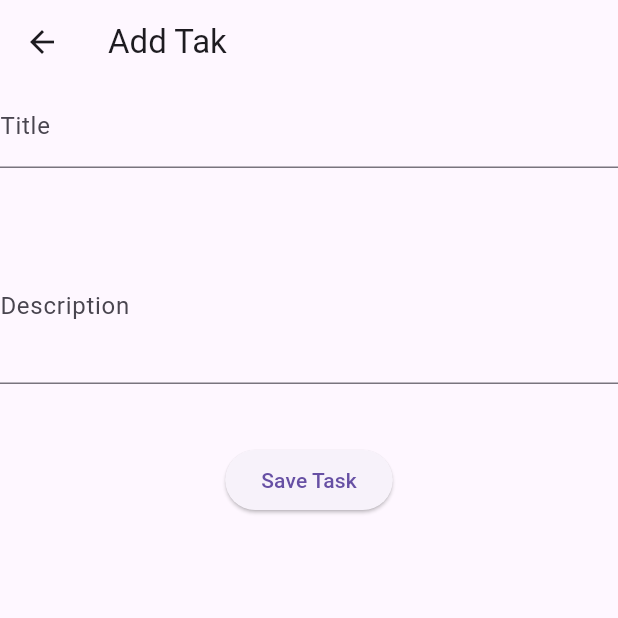
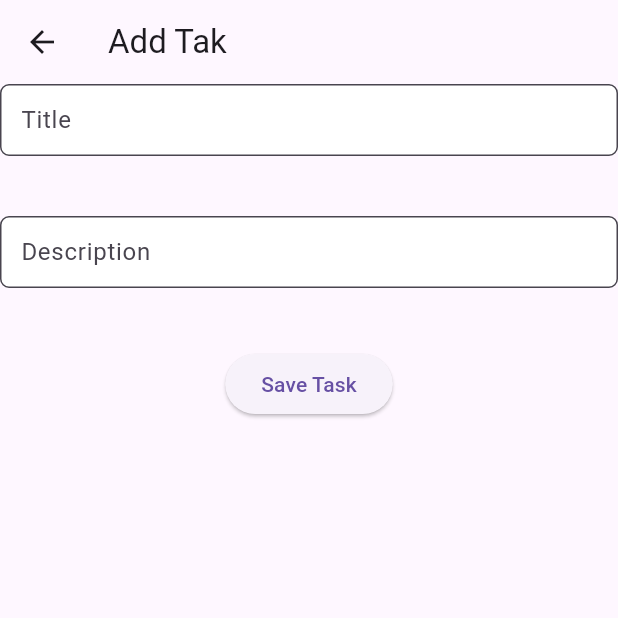
Before and after one commit to dann-s-work/event_manager, a Flutter app: the TodoList screen opened directly, after a tap on the "add" icon, on a phone screen of 412 x 824 dp, the top half of it. Run offline on Flutter 3.47's test engine with Material 3 defaults, Android fonts, the phone set to English and light mode, and no system bars; our stand-ins replace cloud_firestore, firebase_auth, firebase_core; accounts and stored records are empty.

Commit message:
add-todo

```diff
--- /dev/null
+++ b/lib/controllers/add_todo_contoller.dart
@@ -0,0 +1,25 @@
+import 'package:cloud_firestore/cloud_firestore.dart';
+import 'package:firebase_auth/firebase_auth.dart';
+import 'package:flutter/material.dart';
+
+
+
+class AddTodoController{
+  final titleController = TextEditingController();
+  final descriptionController = TextEditingController();
+  final _auth = FirebaseAuth.instance;
+  final _firestore = FirebaseFirestore.instance;
+
+
+
+  Future<void> savetodo(BuildContext context)async{
+    User? user = _auth.currentUser;
+  await _firestore.collection('users').doc(user!.uid).collection('todos').add({
+    'title':titleController.text,
+    'description':descriptionController.text,
+    'createdAt':FieldValue.serverTimestamp(),
+  });
+  Navigator.pop(context);
+}
+
+}
--- a/lib/custom_widgets/filed_widget.dart
+++ b/lib/custom_widgets/filed_widget.dart
@@ -1,9 +1,12 @@
-
 import 'package:flutter/material.dart';
 import 'package:flutter/services.dart';
 
-
-Widget appTextField({required TextEditingController controller, String hint="",required String label, required IconData icon,}){
+Widget appTextField({
+  required TextEditingController controller,
+  String hint = "",
+  required String label,
+  required IconData icon,
+}) {
   return TextField(
     controller: controller,
     keyboardType: TextInputType.name,
@@ -11,26 +14,64 @@ Widget appTextField({required TextEditingController controller, String hint="",r
       prefixIcon: Icon(icon),
       hint: Text(hint),
       labelText: label,
-
     ),
   );
 }
-Widget appPasswordField({required TextEditingController controller, String hint='', required String label,bool obscureText=false,
-String obscuringcharacter='*', required IconData icon, VoidCallback? toggleObscure,
-}){
+
+Widget customTextField({
+  required TextEditingController controller,
+  String hint = "",
+  required String label,
+  IconData? icon,
+  TextInputType keyboardType = TextInputType.text,
+  String? Function(String?)? validator,
+  int maxLines = 1,
+  int minLines = 1,
+}) {
+  return TextFormField(
+    controller: controller,
+    keyboardType: keyboardType,
+    decoration: InputDecoration(
+      border: OutlineInputBorder(
+        borderRadius: BorderRadius.circular(6),
+        borderSide: BorderSide(color: Colors.grey),
+      ),
+      filled: true,
+      fillColor: Colors.white,
+      contentPadding: EdgeInsets.symmetric(horizontal: 10, vertical: 8),
+
+      prefixIcon: icon != null ? Icon(icon) : null,
+      hint: Text(hint),
+      labelText: label,
+    ),
+    validator: validator,
+  );
+}
+
+Widget appPasswordField({
+  required TextEditingController controller,
+  String hint = '',
+  required String label,
+  bool obscureText = false,
+  String obscuringcharacter = '*',
+  required IconData icon,
+  VoidCallback? toggleObscure,
+}) {
   return TextField(
     controller: controller,
     keyboardType: TextInputType.visiblePassword,
- obscureText:obscureText,
+    obscureText: obscureText,
     obscuringCharacter: obscuringcharacter,
     decoration: InputDecoration(
       hint: Text(hint),
       labelText: label,
       prefixIcon: Icon(icon),
-  suffixIcon: toggleObscure != null ? IconButton(icon: Icon(obscureText ? Icons.visibility_off: Icons.visibility),
+      suffixIcon: toggleObscure != null
+          ? IconButton(
+              icon: Icon(obscureText ? Icons.visibility_off : Icons.visibility),
               onPressed: toggleObscure,
-  ): null
-
+            )
+          : null,
     ),
   );
 }
--- a/lib/views/add_todo.dart
+++ b/lib/views/add_todo.dart
@@ -1,50 +1,97 @@
 import 'package:cloud_firestore/cloud_firestore.dart';
+import 'package:event_manager/controllers/add_todo_contoller.dart';
+import 'package:event_manager/custom_widgets/filed_widget.dart';
+import 'package:event_manager/utils/validators.dart';
 import 'package:firebase_auth/firebase_auth.dart';
 import 'package:flutter/material.dart';
 
-class AddTodo extends StatefulWidget {
-  const AddTodo({super.key});
+// class AddTodo extends StatefulWidget {
+//   const AddTodo({super.key});
+
+//   @override
+//   State<AddTodo> createState() => _AddTodoState();
+// }
+
+// class _AddTodoState extends State<AddTodo> {
+//   final _titleController = TextEditingController();
+//   final _descriptionController = TextEditingController();
+//   final _auth = FirebaseAuth.instance;
+//   final _firestore = FirebaseFirestore.instance;
+//   Future<void> _savetodo()async{
+//     User? user = _auth.currentUser;
+//     if (_titleController.text.isEmpty) {
+//       ScaffoldMessenger.of(context).showSnackBar(SnackBar(content: Text('Please Enter Your Title')));
+//     return;
+//   }
+//   await _firestore.collection('users').doc(user!.uid).collection('todos').add({
+//     'title':_titleController.text,
+//     'description':_descriptionController.text,
+//     'createdAt':FieldValue.serverTimestamp(),
+//   });
+//   Navigator.pop(context);
+// }
+//   @override
+//   Widget build(BuildContext context) {
+//     return Scaffold(
+//       appBar: AppBar(title: Text('Add Tak'),),
+//     body: Column(
+//       spacing: 40,
+//       children: [
+//         TextField(
+//           controller: _titleController,
+//           decoration: InputDecoration(labelText: 'Title'),
+//         ),
+//         TextField(
+//           controller: _descriptionController,
+//           decoration: InputDecoration(labelText: 'Description'),
+//           maxLines: 3,
+//         ),
+//         ElevatedButton(onPressed: _savetodo, child: Text('Save Task'))
+//       ],
+//     ),
+//     );
+//   }
+// }
+
+class AddtodoView extends StatelessWidget {
+  const AddtodoView({super.key});
 
   @override
-  State<AddTodo> createState() => _AddTodoState();
-}
-
-class _AddTodoState extends State<AddTodo> {
-  final _titleController = TextEditingController();
-  final _descriptionController = TextEditingController();
-  final _auth = FirebaseAuth.instance;
-  final _firestore = FirebaseFirestore.instance;
-  Future<void> _savetodo()async{
-    User? user = _auth.currentUser;
-    if (_titleController.text.isEmpty) {
-      ScaffoldMessenger.of(context).showSnackBar(SnackBar(content: Text('Please Enter Your Title')));
-    return;
-  }
-  await _firestore.collection('users').doc(user!.uid).collection('todos').add({
-    'title':_titleController.text,
-    'description':_descriptionController.text,
-    'createdAt':FieldValue.serverTimestamp(),
-  });
-  Navigator.pop(context);
-}
-  @override
   Widget build(BuildContext context) {
+    AddTodoController controller = AddTodoController();
+     final formKey = GlobalKey<FormState>();
     return Scaffold(
-      appBar: AppBar(title: Text('Add Tak'),),
-    body: Column(
+      appBar: AppBar(title: Text('Add Tak')),
+      body: Form(
+        key: formKey,
+        child: Column(
           spacing: 40,
           children: [
-        TextField(
-          controller: _titleController,
-          decoration: InputDecoration(labelText: 'Title'),
+            customTextField(
+              controller: controller.titleController,
+              label: 'Title',
+              hint: 'Enter your task title',
+              maxLines: 2,
+              validator:(v)=>FormValidator.validateNotEmpty(v),
             ),
-        TextField(
-          controller: _descriptionController,
-          decoration: InputDecoration(labelText: 'Description'),
-          maxLines: 3,
+            customTextField(
+              controller: controller.titleController,
+              label: 'Description',
+              hint: 'Enter your task description',
+              maxLines: 6,
+              validator:(v)=>FormValidator.validateNotEmpty(v),
             ),
-        ElevatedButton(onPressed: _savetodo, child: Text('Save Task'))
+
+            ElevatedButton(
+              onPressed: () {
+                if(formKey.currentState!.validate()){
+                controller.savetodo(context);
+                }
+              },
+              child: Text('Save Task'),
+            ),
           ],
+        ),
       ),
     );
   }
--- a/lib/views/todo_list.dart
+++ b/lib/views/todo_list.dart
@@ -49,7 +49,7 @@ class TodoList extends StatelessWidget {
 
        } ),
        floatingActionButton: FloatingActionButton(onPressed: (){
-        Navigator.push(context, MaterialPageRoute(builder: (_)=> AddTodo()));
+        Navigator.push(context, MaterialPageRoute(builder: (_)=> AddtodoView()));
 
        },
        child: Icon(Icons.add),
```
Also changed, not shown: lib/utils/validators.dart (added, +29 -0 lines). Lines whose indentation alone changed are shown as unchanged.
